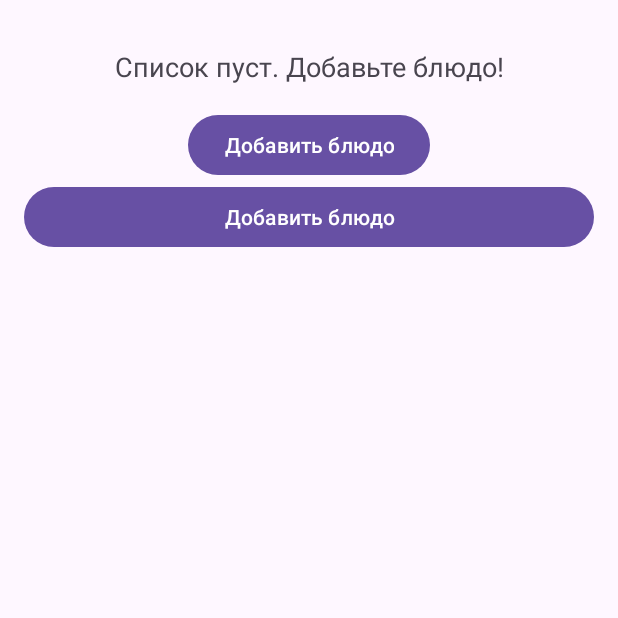
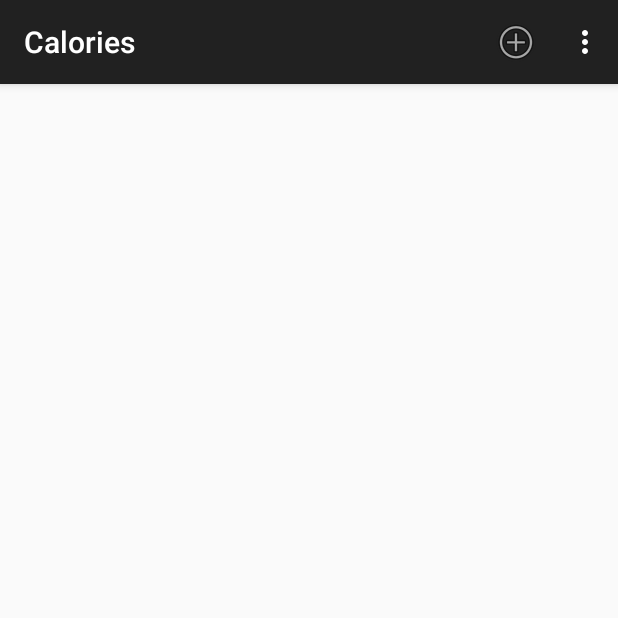
Before and after one commit to Ximelay/CaloriesApp, an Android app: the screen it shows after launch (MainActivity), on a phone screen of 412 x 824 dp, the top half of it. Run offline under Robolectric (Android 15) with nearby library versions, the phone set to English and light mode, and no system bars.

```diff
--- a/app/src/main/AndroidManifest.xml
+++ b/app/src/main/AndroidManifest.xml
@@ -10,7 +10,7 @@
         android:label="@string/app_name"
         android:roundIcon="@mipmap/ic_launcher_round"
         android:supportsRtl="true"
-        android:theme="@style/Theme.Calories"
+        android:theme="@style/Theme.AppCompat.Light.DarkActionBar"
         tools:targetApi="31">
         <activity
             android:name=".DishDetailActivity"
--- a/app/src/main/java/com/example/calories/MainActivity.java
+++ b/app/src/main/java/com/example/calories/MainActivity.java
@@ -1,5 +1,6 @@
 package com.example.calories;
 
+import android.app.AlertDialog;
 import android.content.Intent;
 import android.database.Cursor;
 import android.os.Bundle;
@@ -24,14 +25,12 @@ import org.json.JSONObject;
 import java.io.File;
 import java.util.ArrayList;
 import java.util.List;
+import java.util.stream.Collectors;
 
 public class MainActivity extends AppCompatActivity {
     private DishDatabaseHelper dbHelper;
     private DishAdapter dishAdapter;
     private ListView listView;
-    private TextView emptyTextView;
-    private Button addDishButtonTop;
-    private Button addDishButtonBottom;
 
     @Override
     protected void onCreate(Bundle savedInstanceState) {
@@ -40,37 +39,13 @@ public class MainActivity extends AppCompatActivity {
 
         dbHelper = new DishDatabaseHelper(this);
 
-        // Инициализация UI элементов
         listView = findViewById(R.id.dish_list);
-        emptyTextView = findViewById(R.id.empty_view);
-        addDishButtonTop = findViewById(R.id.add_dish_button);
-        addDishButtonBottom = findViewById(R.id.add_dish_button_bottom);
-
-        // Обработчик верхней кнопки "Добавить блюдо"
-        addDishButtonTop.setOnClickListener(v -> {
-            startActivity(new Intent(MainActivity.this, AddDishActivity.class));
-        });
-
-        // Обработчик нижней кнопки "Добавить блюдо"
-        addDishButtonBottom.setOnClickListener(v -> {
-            startActivity(new Intent(MainActivity.this, AddDishActivity.class));
-        });
 
         updateDishList();
     }
 
     private void updateDishList() {
         List<Dish> dishes = dbHelper.getAllDishes();
-
-        if (dishes.isEmpty()) {
-            listView.setVisibility(ListView.GONE);
-            emptyTextView.setVisibility(TextView.VISIBLE);
-            addDishButtonTop.setVisibility(Button.VISIBLE);
-        } else {
-            listView.setVisibility(ListView.VISIBLE);
-            emptyTextView.setVisibility(TextView.GONE);
-            addDishButtonTop.setVisibility(Button.GONE);
-
         dishAdapter = new DishAdapter(this, dishes);
         listView.setAdapter(dishAdapter);
 
@@ -80,7 +55,6 @@ public class MainActivity extends AppCompatActivity {
             intent.putExtra("dishId", selectedDish.getId());
             startActivity(intent);
         });
-        }
     }
 
     @Override
@@ -92,20 +66,17 @@ public class MainActivity extends AppCompatActivity {
     @Override
     public boolean onCreateOptionsMenu(Menu menu) {
         MenuInflater inflater = getMenuInflater();
-        inflater.inflate(R.menu.main_menu, menu);
+        inflater.inflate(R.menu.main_menu, menu); // Подключение меню
         return true;
     }
 
     @Override
     public boolean onOptionsItemSelected(MenuItem item) {
-        if (item.getItemId() == R.id.add_dish) {
-            startActivity(new Intent(this, AddDishActivity.class));
-            return true;
-        } else if (item.getItemId() == R.id.export_json) {
+        if (item.getItemId() == R.id.export_json) {
             List<Dish> dishes = dbHelper.getAllDishes();
             File jsonFile = Utils.exportDishesToJson(this, dishes);
             if (jsonFile != null) {
-                Toast.makeText(this, "Данные экспортированы: " + jsonFile.getPath(), Toast.LENGTH_LONG).show();
+                Toast.makeText(this, "JSON сохранён: " + jsonFile.getAbsolutePath(), Toast.LENGTH_LONG).show();
             } else {
                 Toast.makeText(this, "Ошибка экспорта данных", Toast.LENGTH_SHORT).show();
             }
@@ -113,4 +84,31 @@ public class MainActivity extends AppCompatActivity {
         }
         return super.onOptionsItemSelected(item);
     }
+    // Метод для отображения диалога с выбором категории
+    private void showCategoryFilterDialog() {
+        String[] categories = getResources().getStringArray(R.array.categories);
+
+        new AlertDialog.Builder(this)
+                .setTitle("Выберите категорию")
+                .setItems(categories, (dialog, which) -> {
+                    String selectedCategory = categories[which];
+                    filterDishesByCategory(selectedCategory);
+                })
+                .setNegativeButton("Отмена", null)
+                .show();
     }
+
+    // Метод для фильтрации списка блюд по категории
+    private void filterDishesByCategory(String category) {
+        List<Dish> filteredDishes = dbHelper.getAllDishes().stream()
+                .filter(dish -> dish.getCategory().equals(category))
+                .collect(Collectors.toList());
+
+        if (filteredDishes.isEmpty()) {
+            Toast.makeText(this, "Нет блюд в категории: " + category, Toast.LENGTH_SHORT).show();
+        } else {
+            dishAdapter = new DishAdapter(this, filteredDishes);
+            listView.setAdapter(dishAdapter);
+        }
+    }
+}
--- a/app/src/main/res/layout/activity_main.xml
+++ b/app/src/main/res/layout/activity_main.xml
@@ -33,9 +33,9 @@
         android:layout_weight="1" />
 
     <!-- Кнопка для добавления блюда (внизу) -->
-    <Button
-        android:id="@+id/add_dish_button_bottom"
-        android:layout_width="match_parent"
-        android:layout_height="wrap_content"
-        android:text="Добавить блюдо" />
+<!--    <Button-->
+<!--        android:id="@+id/add_dish_button_bottom"-->
+<!--        android:layout_width="match_parent"-->
+<!--        android:layout_height="wrap_content"-->
+<!--        android:text="Добавить блюдо" />-->
 </LinearLayout>
--- a/app/src/main/res/menu/main_menu.xml
+++ b/app/src/main/res/menu/main_menu.xml
@@ -1,13 +1,27 @@
 <?xml version="1.0" encoding="utf-8"?>
-<menu xmlns:android="http://schemas.android.com/apk/res/android">
+<menu xmlns:android="http://schemas.android.com/apk/res/android"
+    xmlns:app="http://schemas.android.com/apk/res-auto">
     <item
         android:id="@+id/add_dish"
         android:title="Добавить блюдо"
         android:icon="@android:drawable/ic_menu_add"
-        android:showAsAction="ifRoom" />
+        app:showAsAction="ifRoom" />
+
+    <item
+        android:id="@+id/filter_category"
+        android:title="Фильтр по категории"
+        android:icon="@android:drawable/ic_menu_sort_by_size"
+        app:showAsAction="never" />
+
+    <item
+        android:id="@+id/reset_filter"
+        android:title="Сбросить фильтр"
+        android:icon="@android:drawable/ic_menu_revert"
+        app:showAsAction="never" />
+
     <item
         android:id="@+id/export_json"
         android:title="Экспорт в JSON"
         android:icon="@android:drawable/ic_menu_save"
-        android:showAsAction="never" />
+        app:showAsAction="never" />
 </menu>
```
Also changed, not shown: app/src/main/java/com/example/calories/Utils.java (+21 -3 lines). Lines whose indentation alone changed are shown as unchanged.
